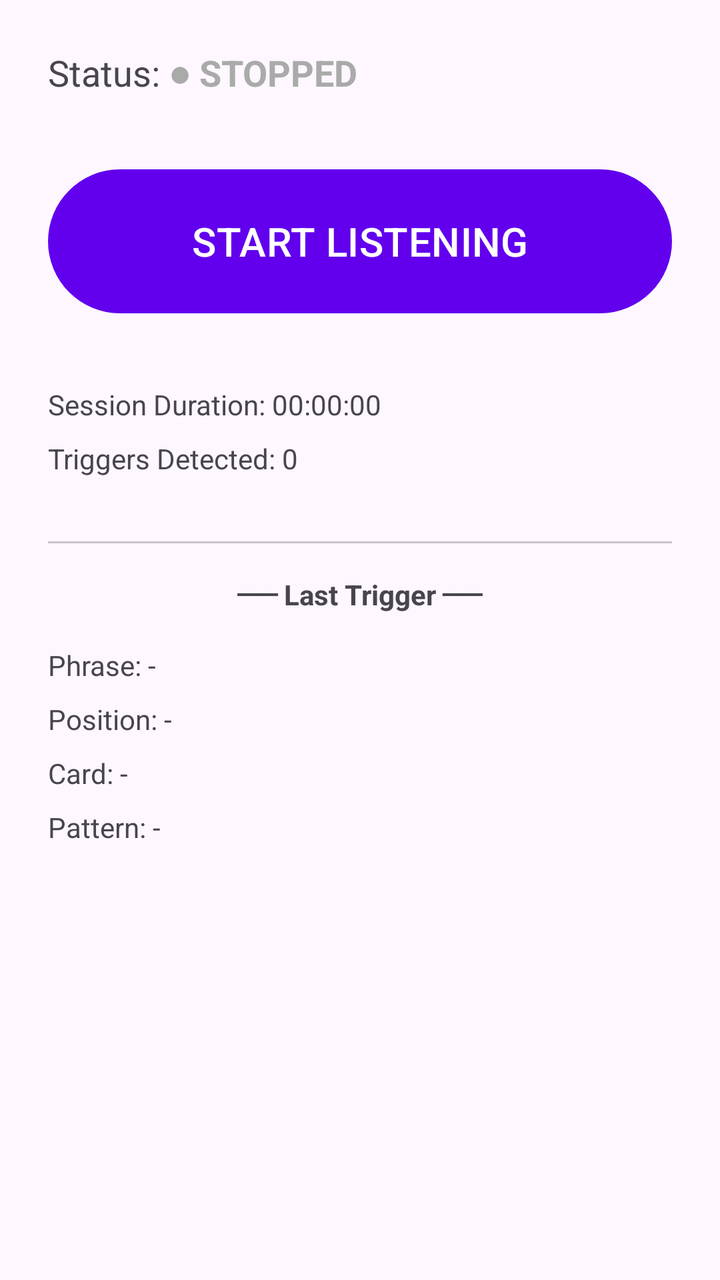
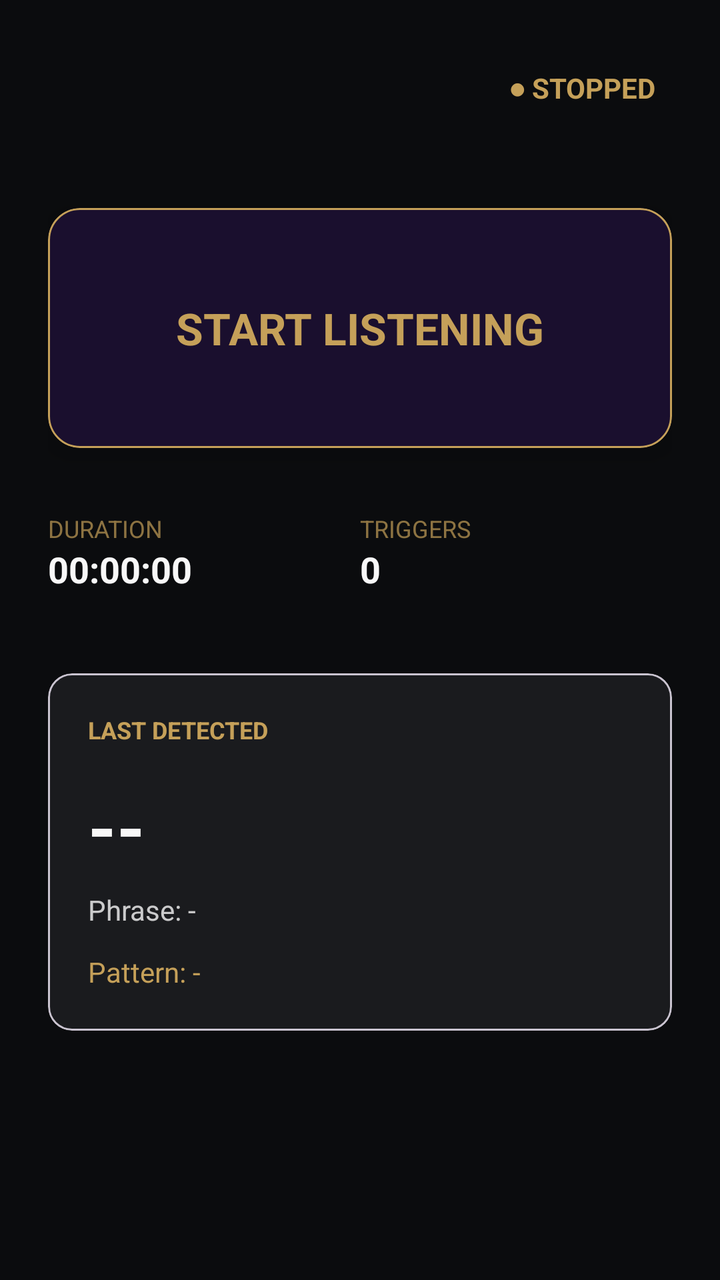

Compare the two renders of this Android layout. The source of the first and the diff that turns it into the second are given below.
<!-- AndroidManifest.xml: application theme Theme.MagicHaptic -->
<!-- res/layout/fragment_control.xml -->
<?xml version="1.0" encoding="utf-8"?>
<androidx.core.widget.NestedScrollView xmlns:android="http://schemas.android.com/apk/res/android"
    xmlns:app="http://schemas.android.com/apk/res-auto"
    android:layout_width="match_parent"
    android:layout_height="match_parent">

    <androidx.constraintlayout.widget.ConstraintLayout
        android:layout_width="match_parent"
        android:layout_height="wrap_content"
        android:padding="24dp">

        <TextView
            android:id="@+id/tvStatusLabel"
            android:layout_width="wrap_content"
            android:layout_height="wrap_content"
            android:text="Status: "
            android:textSize="18sp"
            app:layout_constraintStart_toStartOf="parent"
            app:layout_constraintTop_toTopOf="parent" />

        <TextView
            android:id="@+id/tvStatus"
            android:layout_width="wrap_content"
            android:layout_height="wrap_content"
            android:text="● STOPPED"
            android:textColor="@android:color/darker_gray"
            android:textSize="18sp"
            android:textStyle="bold"
            app:layout_constraintStart_toEndOf="@id/tvStatusLabel"
            app:layout_constraintTop_toTopOf="parent" />

        <Button
            android:id="@+id/btnToggleService"
            android:layout_width="match_parent"
            android:layout_height="80dp"
            android:layout_marginTop="32dp"
            android:text="START LISTENING"
            android:textSize="20sp"
            app:layout_constraintTop_toBottomOf="@id/tvStatus" />

        <TextView
            android:id="@+id/tvDuration"
            android:layout_width="wrap_content"
            android:layout_height="wrap_content"
            android:layout_marginTop="32dp"
            android:text="Session Duration: 00:00:00"
            app:layout_constraintStart_toStartOf="parent"
            app:layout_constraintTop_toBottomOf="@id/btnToggleService" />

        <TextView
            android:id="@+id/tvTriggerCount"
            android:layout_width="wrap_content"
            android:layout_height="wrap_content"
            android:layout_marginTop="8dp"
            android:text="Triggers Detected: 0"
            app:layout_constraintStart_toStartOf="parent"
            app:layout_constraintTop_toBottomOf="@id/tvDuration" />

        <com.google.android.material.divider.MaterialDivider
            android:id="@+id/divider"
            android:layout_width="match_parent"
            android:layout_height="wrap_content"
            android:layout_marginTop="32dp"
            app:layout_constraintTop_toBottomOf="@id/tvTriggerCount" />

        <TextView
            android:id="@+id/tvLastTriggerHeader"
            android:layout_width="wrap_content"
            android:layout_height="wrap_content"
            android:layout_marginTop="16dp"
            android:text="── Last Trigger ──"
            android:textStyle="bold"
            app:layout_constraintEnd_toEndOf="parent"
            app:layout_constraintStart_toStartOf="parent"
            app:layout_constraintTop_toBottomOf="@id/divider" />

        <TextView
            android:id="@+id/tvLastPhrase"
            android:layout_width="match_parent"
            android:layout_height="wrap_content"
            android:layout_marginTop="16dp"
            android:text="Phrase: -"
            app:layout_constraintTop_toBottomOf="@id/tvLastTriggerHeader" />

        <TextView
            android:id="@+id/tvLastPosition"
            android:layout_width="match_parent"
            android:layout_height="wrap_content"
            android:layout_marginTop="8dp"
            android:text="Position: -"
            app:layout_constraintTop_toBottomOf="@id/tvLastPhrase" />

        <TextView
            android:id="@+id/tvLastCard"
            android:layout_width="match_parent"
            android:layout_height="wrap_content"
            android:layout_marginTop="8dp"
            android:text="Card: -"
            app:layout_constraintTop_toBottomOf="@id/tvLastPosition" />

        <TextView
            android:id="@+id/tvLastPattern"
            android:layout_width="match_parent"
            android:layout_height="wrap_content"
            android:layout_marginTop="8dp"
            android:text="Pattern: -"
            app:layout_constraintTop_toBottomOf="@id/tvLastCard" />

    </androidx.constraintlayout.widget.ConstraintLayout>
</androidx.core.widget.NestedScrollView>
<!-- resources referenced by this layout -->
<resources>
  <style name="Theme.MagicHaptic" parent="Theme.Material3.DayNight">
          
          <item name="colorPrimary">@color/purple_500</item>
          <item name="colorPrimaryVariant">@color/purple_700</item>
          <item name="colorOnPrimary">@color/white</item>
          
          <item name="colorSecondary">@color/teal_200</item>
          <item name="colorSecondaryVariant">@color/teal_700</item>
          <item name="colorOnSecondary">@color/black</item>
          
          <item name="android:statusBarColor">?attr/colorPrimaryVariant</item>
      </style>
  <color name="purple_500">#FF6200EE</color>
  <color name="purple_700">#FF3700B3</color>
  <color name="white">#FFFFFFFF</color>
  <color name="teal_200">#FF03DAC5</color>
  <color name="teal_700">#FF018786</color>
  <color name="black">#FF000000</color>
</resources>

<!-- the commit's change to res/layout/fragment_control.xml (unified diff, before → after) -->
@@ -1,110 +1,211 @@
 <?xml version="1.0" encoding="utf-8"?>
-<androidx.core.widget.NestedScrollView xmlns:android="http://schemas.android.com/apk/res/android"
+<androidx.coordinatorlayout.widget.CoordinatorLayout xmlns:android="http://schemas.android.com/apk/res/android"
     xmlns:app="http://schemas.android.com/apk/res-auto"
+    xmlns:tools="http://schemas.android.com/tools"
     android:layout_width="match_parent"
-    android:layout_height="match_parent">
-
-    <androidx.constraintlayout.widget.ConstraintLayout
+    android:layout_height="match_parent"
+    android:background="@color/obsidian_black">
+
+    <androidx.core.widget.NestedScrollView
         android:layout_width="match_parent"
-        android:layout_height="wrap_content"
-        android:padding="24dp">
-
-        <TextView
-            android:id="@+id/tvStatusLabel"
-            android:layout_width="wrap_content"
-            android:layout_height="wrap_content"
-            android:text="Status: "
-            android:textSize="18sp"
-            app:layout_constraintStart_toStartOf="parent"
-            app:layout_constraintTop_toTopOf="parent" />
-
-        <TextView
-            android:id="@+id/tvStatus"
-            android:layout_width="wrap_content"
-            android:layout_height="wrap_content"
-            android:text="● STOPPED"
-            android:textColor="@android:color/darker_gray"
-            android:textSize="18sp"
-            android:textStyle="bold"
-            app:layout_constraintStart_toEndOf="@id/tvStatusLabel"
-            app:layout_constraintTop_toTopOf="parent" />
-
-        <Button
-            android:id="@+id/btnToggleService"
-            android:layout_width="match_parent"
-            android:layout_height="80dp"
-            android:layout_marginTop="32dp"
-            android:text="START LISTENING"
-            android:textSize="20sp"
-            app:layout_constraintTop_toBottomOf="@id/tvStatus" />
-
-        <TextView
-            android:id="@+id/tvDuration"
-            android:layout_width="wrap_content"
-            android:layout_height="wrap_content"
-            android:layout_marginTop="32dp"
-            android:text="Session Duration: 00:00:00"
-            app:layout_constraintStart_toStartOf="parent"
-            app:layout_constraintTop_toBottomOf="@id/btnToggleService" />
-
-        <TextView
-            android:id="@+id/tvTriggerCount"
-            android:layout_width="wrap_content"
-            android:layout_height="wrap_content"
-            android:layout_marginTop="8dp"
-            android:text="Triggers Detected: 0"
-            app:layout_constraintStart_toStartOf="parent"
-            app:layout_constraintTop_toBottomOf="@id/tvDuration" />
-
-        <com.google.android.material.divider.MaterialDivider
-            android:id="@+id/divider"
+        android:layout_height="match_parent"
+        app:layout_behavior="@string/appbar_scrolling_view_behavior">
+
+        <androidx.constraintlayout.widget.ConstraintLayout
             android:layout_width="match_parent"
             android:layout_height="wrap_content"
-            android:layout_marginTop="32dp"
-            app:layout_constraintTop_toBottomOf="@id/tvTriggerCount" />
-
-        <TextView
-            android:id="@+id/tvLastTriggerHeader"
-            android:layout_width="wrap_content"
-            android:layout_height="wrap_content"
-            android:layout_marginTop="16dp"
-            android:text="── Last Trigger ──"
-            android:textStyle="bold"
-            app:layout_constraintEnd_toEndOf="parent"
-            app:layout_constraintStart_toStartOf="parent"
-            app:layout_constraintTop_toBottomOf="@id/divider" />
-
-        <TextView
-            android:id="@+id/tvLastPhrase"
-            android:layout_width="match_parent"
-            android:layout_height="wrap_content"
-            android:layout_marginTop="16dp"
-            android:text="Phrase: -"
-            app:layout_constraintTop_toBottomOf="@id/tvLastTriggerHeader" />
-
-        <TextView
-            android:id="@+id/tvLastPosition"
-            android:layout_width="match_parent"
-            android:layout_height="wrap_content"
-            android:layout_marginTop="8dp"
-            android:text="Position: -"
-            app:layout_constraintTop_toBottomOf="@id/tvLastPhrase" />
-
-        <TextView
-            android:id="@+id/tvLastCard"
-            android:layout_width="match_parent"
-            android:layout_height="wrap_content"
-            android:layout_marginTop="8dp"
-            android:text="Card: -"
-            app:layout_constraintTop_toBottomOf="@id/tvLastPosition" />
-
-        <TextView
-            android:id="@+id/tvLastPattern"
-            android:layout_width="match_parent"
-            android:layout_height="wrap_content"
-            android:layout_marginTop="8dp"
-            android:text="Pattern: -"
-            app:layout_constraintTop_toBottomOf="@id/tvLastCard" />
-
-    </androidx.constraintlayout.widget.ConstraintLayout>
-</androidx.core.widget.NestedScrollView>
+            android:padding="24dp">
+
+            
+            <FrameLayout
+                android:id="@+id/statusContainer"
+                android:layout_width="wrap_content"
+                android:layout_height="wrap_content"
+                app:layout_constraintEnd_toEndOf="parent"
+                app:layout_constraintTop_toTopOf="parent">
+
+                <View
+                    android:id="@+id/vStatusGlow"
+                    android:layout_width="40dp"
+                    android:layout_height="40dp"
+                    android:layout_gravity="center"
+                    android:background="@drawable/bg_magic_glow"
+                    android:alpha="0" />
+
+                <TextView
+                    android:id="@+id/tvStatus"
+                    android:layout_width="wrap_content"
+                    android:layout_height="wrap_content"
+                    android:layout_gravity="center"
+                    android:padding="8dp"
+                    android:text="● STOPPED"
+                    android:textColor="@color/antique_gold"
+                    android:textSize="14sp"
+                    android:textStyle="bold" />
+            </FrameLayout>
+
+            
+            <com.google.android.material.card.MaterialCardView
+                android:id="@+id/cardToggleButton"
+                android:layout_width="match_parent"
+                android:layout_height="120dp"
+                android:layout_marginTop="40dp"
+                app:cardBackgroundColor="@color/deep_velvet"
+                app:cardCornerRadius="16dp"
+                app:cardElevation="8dp"
+                app:layout_constraintTop_toBottomOf="@id/statusContainer"
+                app:strokeColor="@color/antique_gold"
+                app:strokeWidth="1dp">
+
+                <androidx.constraintlayout.widget.ConstraintLayout
+                    android:id="@+id/btnToggleService"
+                    android:layout_width="match_parent"
+                    android:layout_height="match_parent"
+                    android:background="?attr/selectableItemBackground"
+                    android:clickable="true"
+                    android:focusable="true">
+
+                    <TextView
+                        android:id="@+id/tvBtnLabel"
+                        android:layout_width="wrap_content"
+                        android:layout_height="wrap_content"
+                        android:text="START LISTENING"
+                        android:textColor="@color/antique_gold"
+                        android:textSize="22sp"
+                        android:textStyle="bold"
+                        app:layout_constraintBottom_toBottomOf="parent"
+                        app:layout_constraintEnd_toEndOf="parent"
+                        app:layout_constraintStart_toStartOf="parent"
+                        app:layout_constraintTop_toTopOf="parent" />
+
+                </androidx.constraintlayout.widget.ConstraintLayout>
+            </com.google.android.material.card.MaterialCardView>
+
+            
+            <LinearLayout
+                android:id="@+id/statsRow"
+                android:layout_width="match_parent"
+                android:layout_height="wrap_content"
+                android:layout_marginTop="32dp"
+                android:orientation="horizontal"
+                app:layout_constraintTop_toBottomOf="@id/cardToggleButton">
+
+                <LinearLayout
+                    android:layout_width="0dp"
+                    android:layout_height="wrap_content"
+                    android:layout_weight="1"
+                    android:orientation="vertical">
+
+                    <TextView
+                        android:layout_width="wrap_content"
+                        android:layout_height="wrap_content"
+                        android:text="DURATION"
+                        android:textColor="@color/antique_gold"
+                        android:textSize="12sp"
+                        android:alpha="0.7" />
+
+                    <TextView
+                        android:id="@+id/tvDuration"
+                        android:layout_width="wrap_content"
+                        android:layout_height="wrap_content"
+                        android:text="00:00:00"
+                        android:textColor="@color/magic_white"
+                        android:textSize="18sp"
+                        android:textStyle="bold" />
+                </LinearLayout>
+
+                <LinearLayout
+                    android:layout_width="0dp"
+                    android:layout_height="wrap_content"
+                    android:layout_weight="1"
+                    android:orientation="vertical">
+
+                    <TextView
+                        android:layout_width="wrap_content"
+                        android:layout_height="wrap_content"
+                        android:text="TRIGGERS"
+                        android:textColor="@color/antique_gold"
+                        android:textSize="12sp"
+                        android:alpha="0.7" />
+
+                    <TextView
+                        android:id="@+id/tvTriggerCount"
+                        android:layout_width="wrap_content"
+                        android:layout_height="wrap_content"
+                        android:text="0"
+                        android:textColor="@color/magic_white"
+                        android:textSize="18sp"
+                        android:textStyle="bold" />
+                </LinearLayout>
+            </LinearLayout>
+
+            
+            <com.google.android.material.card.MaterialCardView
+                android:id="@+id/cardLastTrigger"
+                android:layout_width="match_parent"
+                android:layout_height="wrap_content"
+                android:layout_marginTop="40dp"
+                app:cardBackgroundColor="#1A1B1E"
+                app:cardCornerRadius="12dp"
+                app:layout_constraintTop_toBottomOf="@id/statsRow">
+
+                <androidx.constraintlayout.widget.ConstraintLayout
+                    android:layout_width="match_parent"
+                    android:layout_height="wrap_content"
+                    android:padding="20dp">
+
+                    <TextView
+                        android:id="@+id/tvLastHeader"
+                        android:layout_width="wrap_content"
+                        android:layout_height="wrap_content"
+                        android:text="LAST DETECTED"
+                        android:textColor="@color/antique_gold"
+                        android:textSize="12sp"
+                        android:textStyle="bold"
+                        app:layout_constraintStart_toStartOf="parent"
+                        app:layout_constraintTop_toTopOf="parent" />
+
+                    <TextView
+                        android:id="@+id/tvLastCard"
+                        android:layout_width="wrap_content"
+                        android:layout_height="wrap_content"
+                        android:layout_marginTop="16dp"
+                        android:text="--"
+                        android:textColor="@color/magic_white"
+                        android:textSize="36sp"
+                        android:textStyle="bold"
+                        app:layout_constraintStart_toStartOf="parent"
+                        app:layout_constraintTop_toBottomOf="@id/tvLastHeader" />
+
+                    <TextView
+                        android:id="@+id/tvLastPhrase"
+                        android:layout_width="0dp"
+                        android:layout_height="wrap_content"
+                        android:layout_marginTop="8dp"
+                        android:text="Phrase: -"
+                        android:textColor="@color/magic_white"
+                        android:textSize="14sp"
+                        android:alpha="0.8"
+                        app:layout_constraintEnd_toEndOf="parent"
+                        app:layout_constraintStart_toStartOf="parent"
+                        app:layout_constraintTop_toBottomOf="@id/tvLastCard" />
+
+                    <TextView
+                        android:id="@+id/tvLastPattern"
+                        android:layout_width="0dp"
+                        android:layout_height="wrap_content"
+                        android:layout_marginTop="12dp"
+                        android:text="Pattern: -"
+                        android:textColor="@color/antique_gold"
+                        android:textSize="14sp"
+                        app:layout_constraintEnd_toEndOf="parent"
+                        app:layout_constraintStart_toStartOf="parent"
+                        app:layout_constraintTop_toBottomOf="@id/tvLastPhrase" />
+
+                </androidx.constraintlayout.widget.ConstraintLayout>
+            </com.google.android.material.card.MaterialCardView>
+
+        </androidx.constraintlayout.widget.ConstraintLayout>
+    </androidx.core.widget.NestedScrollView>
+
+</androidx.coordinatorlayout.widget.CoordinatorLayout>
<!-- resource entries referenced after the edit -->
@@ -1,22 +1,42 @@
 <!-- resources referenced by this layout -->
 <resources>
-  <style name="Theme.MagicHaptic" parent="Theme.Material3.DayNight">
+  <color name="antique_gold">#C5A059</color>
+  <color name="deep_velvet">#1A0F2E</color>
+  <color name="magic_white">#F8F8F8</color>
+  <color name="obsidian_black">#0B0C0E</color>
+  <!-- drawable bg_magic_glow (drawable) -->
+  <?xml version="1.0" encoding="utf-8"?>
+  <shape xmlns:android="http://schemas.android.com/apk/res/android"
+      android:shape="oval">
+      <gradient
+          android:type="radial"
+          android:gradientRadius="20dp"
+          android:startColor="@color/gold_glow"
+          android:endColor="@android:color/transparent" />
+  </shape>
+  <style name="Theme.MagicHaptic" parent="Theme.Material3.DayNight.NoActionBar">
           
-          <item name="colorPrimary">@color/purple_500</item>
-          <item name="colorPrimaryVariant">@color/purple_700</item>
-          <item name="colorOnPrimary">@color/white</item>
+          <item name="colorPrimary">@color/antique_gold</item>
+          <item name="colorOnPrimary">@color/obsidian_black</item>
           
-          <item name="colorSecondary">@color/teal_200</item>
-          <item name="colorSecondaryVariant">@color/teal_700</item>
-          <item name="colorOnSecondary">@color/black</item>
           
-          <item name="android:statusBarColor">?attr/colorPrimaryVariant</item>
+          <item name="colorSecondary">@color/deep_velvet</item>
+          <item name="colorOnSecondary">@color/antique_gold</item>
+          
+          
+          <item name="android:statusBarColor">@color/obsidian_black</item>
+          <item name="android:navigationBarColor">@color/obsidian_black</item>
+          <item name="android:windowBackground">@color/obsidian_black</item>
+          
+          
+          <item name="colorSurface">@color/obsidian_black</item>
+          <item name="colorOnSurface">@color/antique_gold</item>
+          <item name="colorSurfaceVariant">#1A1B1E</item>
+          <item name="colorOnSurfaceVariant">@color/gold_glow</item>
+  
+          
+          <item name="snackbarStyle">@style/Widget.MaterialComponents.Snackbar</item>
       </style>
-  <color name="purple_500">#FF6200EE</color>
-  <color name="purple_700">#FF3700B3</color>
-  <color name="white">#FFFFFFFF</color>
-  <color name="teal_200">#FF03DAC5</color>
-  <color name="teal_700">#FF018786</color>
-  <color name="black">#FF000000</color>
+  <color name="gold_glow">#FFEBB5</color>
 </resources>
 
